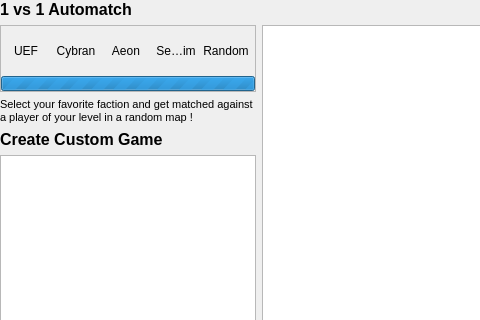
Old version of the form src/_res/games/games.ui in the repository FAForever/client; both pictures show x 0 to 480 and y 0 to 320 of the 739 by 625 pixel window.
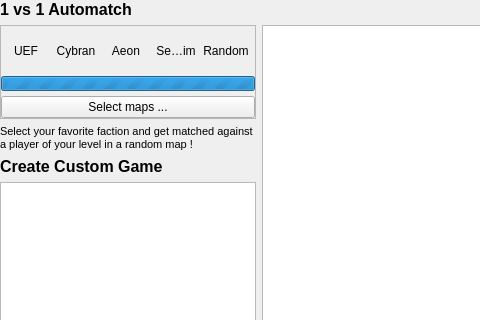
New version of the form.

What changed in the file:
```diff
--- a/src/_res/games/games.ui
+++ b/src/_res/games/games.ui
@@ -381,6 +381,32 @@
            </property>
           </widget>
          </item>
+         <item row="3" column="0">
+          <widget class="QPushButton" name="mapSelectButton">
+           <property name="text">
+            <string>Select maps ...</string>
+           </property>
+           <property name="flat">
+            <bool>false</bool>
+           </property>
+          </widget>
+         </item>
+         <item row="2" column="0">
+          <spacer name="verticalSpacer">
+           <property name="orientation">
+            <enum>Qt::Vertical</enum>
+           </property>
+           <property name="sizeType">
+            <enum>QSizePolicy::Minimum</enum>
+           </property>
+           <property name="sizeHint" stdset="0">
+            <size>
+             <width>5</width>
+             <height>5</height>
+            </size>
+           </property>
+          </spacer>
+         </item>
         </layout>
        </widget>
       </item>
```
